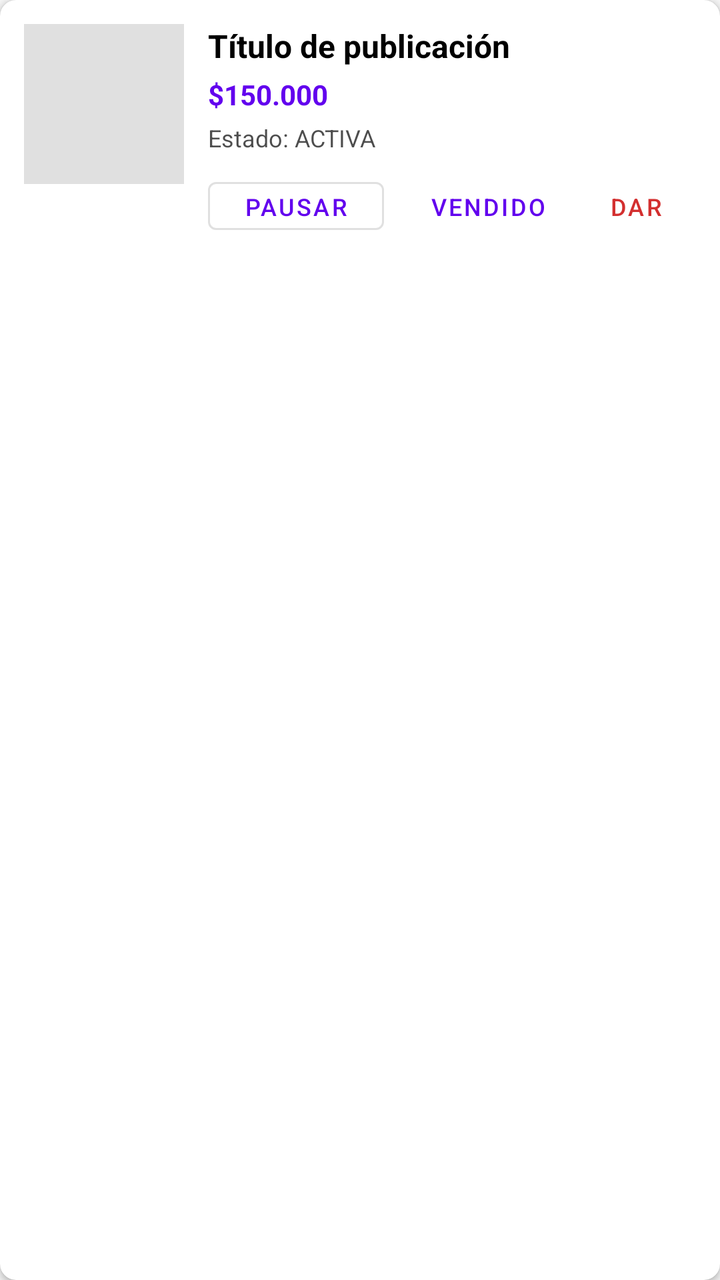
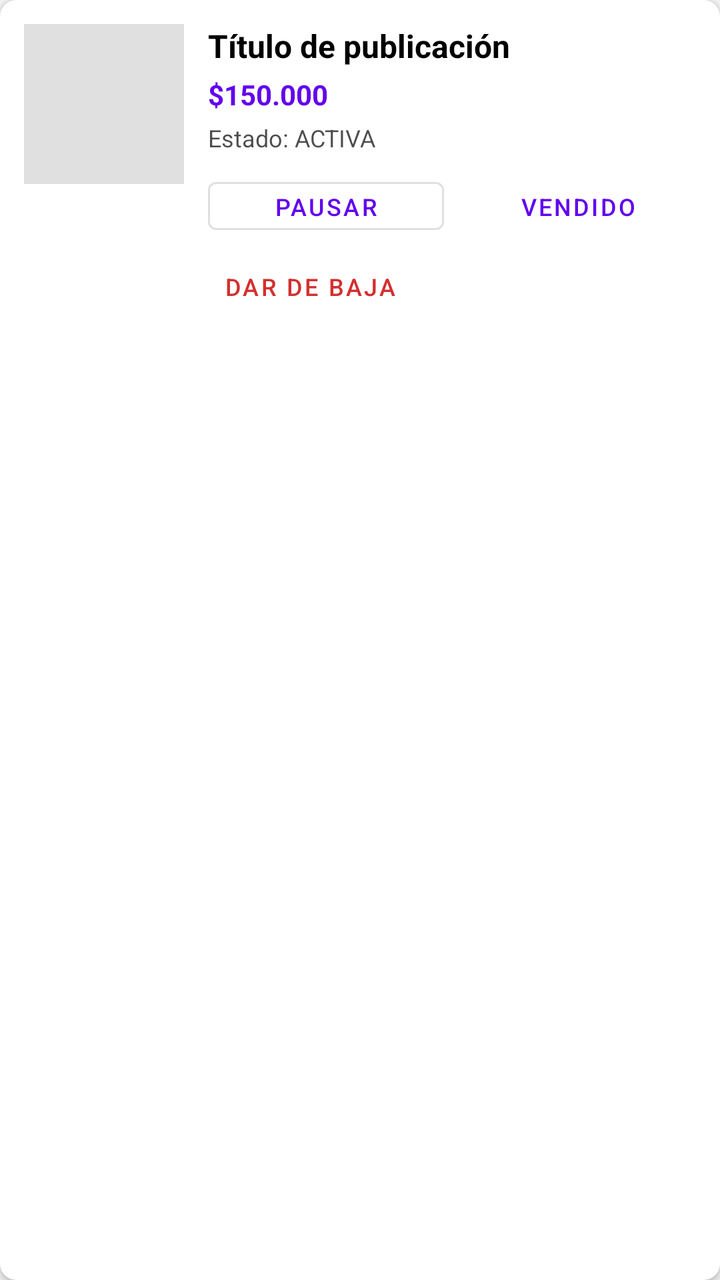

Two renders of the same Android screen: before a commit and after it. Below are the layout's source before the change and the commit's diff.
<!-- AndroidManifest.xml: application theme Theme.TPRondaGrupo2 -->
<!-- res/layout/item_my_publication.xml -->
<?xml version="1.0" encoding="utf-8"?>
<com.google.android.material.card.MaterialCardView xmlns:android="http://schemas.android.com/apk/res/android"
    xmlns:app="http://schemas.android.com/apk/res-auto"
    android:layout_width="match_parent"
    android:layout_height="wrap_content"
    android:layout_marginBottom="12dp"
    app:cardCornerRadius="8dp"
    app:cardElevation="2dp"
    app:cardBackgroundColor="?attr/colorSurface">

    <LinearLayout
        android:layout_width="match_parent"
        android:layout_height="wrap_content"
        android:orientation="horizontal"
        android:padding="12dp">

        <ImageView
            android:id="@+id/ivMyPubThumbnail"
            android:layout_width="80dp"
            android:layout_height="80dp"
            android:scaleType="centerCrop"
            android:background="#E0E0E0"
            android:layout_marginEnd="12dp" />

        <LinearLayout
            android:layout_width="0dp"
            android:layout_height="wrap_content"
            android:layout_weight="1"
            android:orientation="vertical">

            <TextView
                android:id="@+id/tvMyPubTitle"
                android:layout_width="match_parent"
                android:layout_height="wrap_content"
                android:text="Título de publicación"
                android:textColor="?attr/colorOnSurface"
                android:textStyle="bold"
                android:textSize="16sp"
                android:maxLines="1"
                android:ellipsize="end" />

            <TextView
                android:id="@+id/tvMyPubPrice"
                android:layout_width="match_parent"
                android:layout_height="wrap_content"
                android:text="$150.000"
                android:textColor="@color/purple_500"
                android:textStyle="bold"
                android:layout_marginTop="4dp" />

            <TextView
                android:id="@+id/tvMyPubState"
                android:layout_width="match_parent"
                android:layout_height="wrap_content"
                android:text="Estado: ACTIVA"
                android:textSize="12sp"
                android:textColor="?attr/colorOnSurface"
                android:alpha="0.7"
                android:layout_marginTop="4dp" />

            <LinearLayout
                android:layout_width="match_parent"
                android:layout_height="wrap_content"
                android:orientation="horizontal"
                android:layout_marginTop="8dp">

                <Button
                    android:id="@+id/btnMyPubPause"
                    android:layout_width="wrap_content"
                    android:layout_height="36dp"
                    android:text="Pausar"
                    android:textSize="12sp"
                    style="@style/Widget.MaterialComponents.Button.OutlinedButton"
                    android:layout_marginEnd="8dp" />

                <Button
                    android:id="@+id/btnMyPubSell"
                    android:layout_width="wrap_content"
                    android:layout_height="36dp"
                    android:text="Vendido"
                    android:textSize="12sp"
                    style="@style/Widget.MaterialComponents.Button.TextButton" />

                <Button
                    android:id="@+id/btnMyPubDelete"
                    android:layout_width="wrap_content"
                    android:layout_height="36dp"
                    android:text="Dar de baja"
                    android:textSize="12sp"
                    android:textColor="#D32F2F"
                    style="@style/Widget.MaterialComponents.Button.TextButton" />
            </LinearLayout>
        </LinearLayout>
    </LinearLayout>
</com.google.android.material.card.MaterialCardView>
<!-- resources referenced by this layout -->
<resources>
  <color name="purple_500">#FF6200EE</color>
  <style name="Theme.TPRondaGrupo2" parent="Theme.MaterialComponents.DayNight.NoActionBar">
          
          <item name="colorPrimary">@color/purple_500</item>
          <item name="colorPrimaryVariant">@color/purple_700</item>
          <item name="colorOnPrimary">@color/white</item>
          
          <item name="colorSecondary">@color/teal_200</item>
          <item name="colorSecondaryVariant">@color/teal_700</item>
          <item name="colorOnSecondary">@color/black</item>
          
          <item name="android:statusBarColor">?attr/colorPrimaryVariant</item>
          
          <item name="colorSurface">@color/white</item>
          <item name="colorOnSurface">@color/black</item>
          <item name="android:colorBackground">#F5F5F5</item>
          <item name="colorOnBackground">@color/black</item>
          <item name="android:windowBackground">?android:attr/colorBackground</item>
      </style>
  <color name="purple_700">#FF3700B3</color>
  <color name="white">#FFFFFFFF</color>
  <color name="teal_200">#FF03DAC5</color>
  <color name="teal_700">#FF018786</color>
  <color name="black">#FF000000</color>
</resources>

<!-- the commit's change to res/layout/item_my_publication.xml (unified diff, before → after) -->
@@ -44,7 +44,7 @@
                 android:layout_width="match_parent"
                 android:layout_height="wrap_content"
                 android:text="$150.000"
-                android:textColor="@color/purple_500"
+                android:textColor="?attr/colorPrimary"
                 android:textStyle="bold"
                 android:layout_marginTop="4dp" />
 
@@ -61,25 +61,33 @@
             <LinearLayout
                 android:layout_width="match_parent"
                 android:layout_height="wrap_content"
-                android:orientation="horizontal"
+                android:orientation="vertical"
                 android:layout_marginTop="8dp">
 
-                <Button
-                    android:id="@+id/btnMyPubPause"
-                    android:layout_width="wrap_content"
-                    android:layout_height="36dp"
-                    android:text="Pausar"
-                    android:textSize="12sp"
-                    style="@style/Widget.MaterialComponents.Button.OutlinedButton"
-                    android:layout_marginEnd="8dp" />
+                <LinearLayout
+                    android:layout_width="match_parent"
+                    android:layout_height="wrap_content"
+                    android:orientation="horizontal">
 
-                <Button
-                    android:id="@+id/btnMyPubSell"
-                    android:layout_width="wrap_content"
-                    android:layout_height="36dp"
-                    android:text="Vendido"
-                    android:textSize="12sp"
-                    style="@style/Widget.MaterialComponents.Button.TextButton" />
+                    <Button
+                        android:id="@+id/btnMyPubPause"
+                        android:layout_width="0dp"
+                        android:layout_weight="1"
+                        android:layout_height="36dp"
+                        android:text="Pausar"
+                        android:textSize="12sp"
+                        style="@style/Widget.MaterialComponents.Button.OutlinedButton"
+                        android:layout_marginEnd="8dp" />
+
+                    <Button
+                        android:id="@+id/btnMyPubSell"
+                        android:layout_width="0dp"
+                        android:layout_weight="1"
+                        android:layout_height="36dp"
+                        android:text="Vendido"
+                        android:textSize="12sp"
+                        style="@style/Widget.MaterialComponents.Button.TextButton" />
+                </LinearLayout>
 
                 <Button
                     android:id="@+id/btnMyPubDelete"
@@ -88,7 +96,8 @@
                     android:text="Dar de baja"
                     android:textSize="12sp"
                     android:textColor="#D32F2F"
-                    style="@style/Widget.MaterialComponents.Button.TextButton" />
+                    style="@style/Widget.MaterialComponents.Button.TextButton"
+                    android:layout_marginTop="4dp" />
             </LinearLayout>
         </LinearLayout>
     </LinearLayout>
